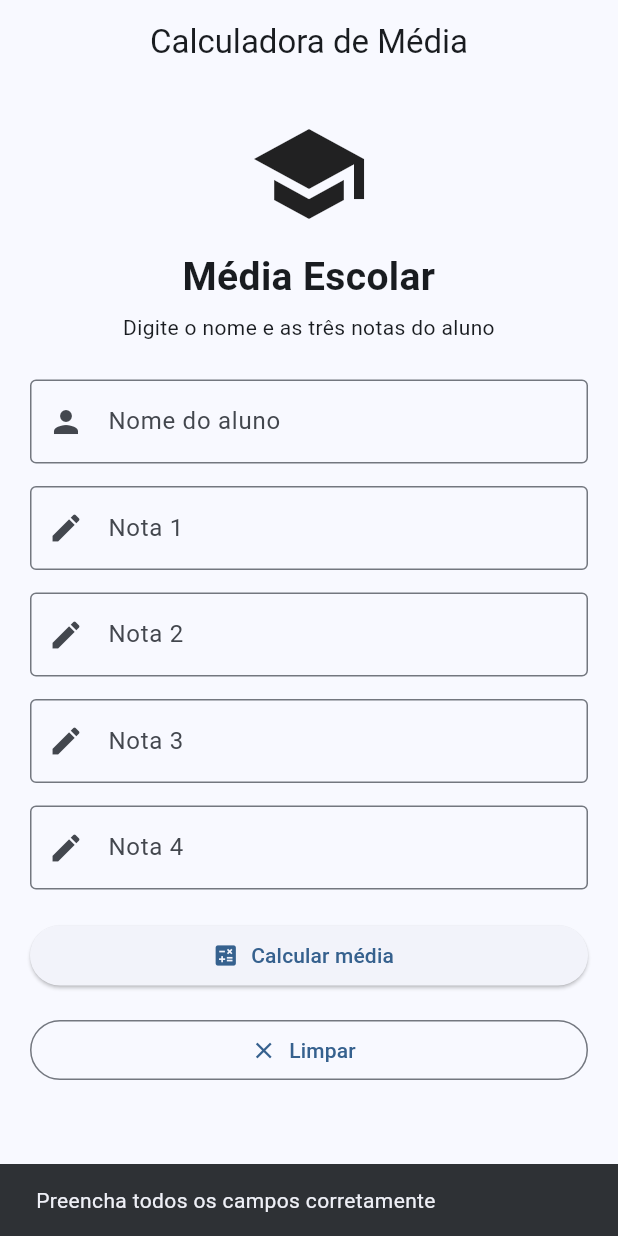
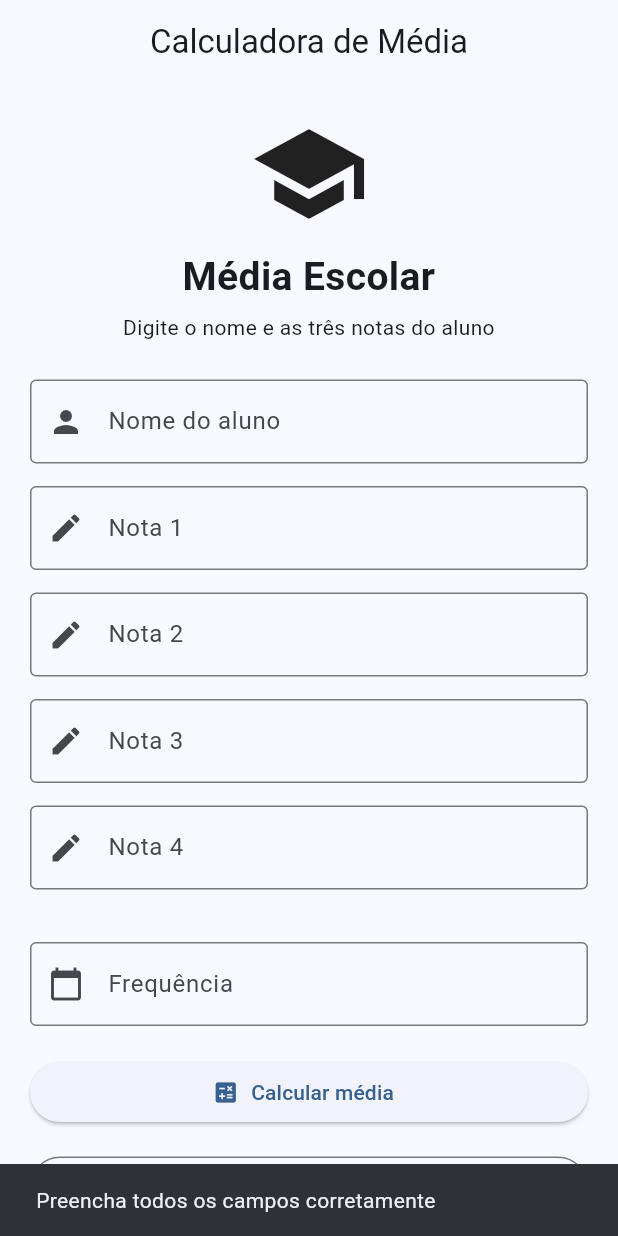
Before and after one commit to olivianunes-eng/media_escolar, a Flutter app: the screen it shows after launch, after a tap on "Calcular média", on a phone screen of 412 x 824 dp. Run offline on Flutter 3.47's test engine with Material 3 defaults, Android fonts, the phone set to English and light mode, and no system bars.

```diff
--- a/lib/main.dart
+++ b/lib/main.dart
@@ -36,10 +36,16 @@ class _MediaEscolarPageState extends State<MediaEscolarPage>{
   final TextEditingController nota2Controller = TextEditingController();
   final TextEditingController nota3Controller = TextEditingController();
   final TextEditingController nota4Controller = TextEditingController();
+  final TextEditingController frequenciaController = TextEditingController();
 
   String nomeAluno= '';
   String situacao='';
+  String motivo = '';
   double media = 0;
+  double maiorNota = 0;
+  double menorNota = 0;
+  double pontosFaltantes = 0;
+  double frequencia = 0;
 
   void calcularMedia(){
     String nome = nomeController.text.trim();
@@ -56,9 +62,12 @@ class _MediaEscolarPageState extends State<MediaEscolarPage>{
     double? nota4 = double.tryParse(
         nota4Controller.text.replaceAll(",", "."),
     );
+    double? frequenciaAluno = double.tryParse(
+    frequenciaController.text.replaceAll(",", "."),
+    );
 
     if(
-      nome.isEmpty || nota1 == null || nota2 == null || nota3 == null || nota4 == null
+      nome.isEmpty || nota1 == null || nota2 == null || nota3 == null || nota4 == null || frequenciaAluno == null
       ){
         mostrarMensagem('Preencha todos os campos corretamente');
         return;
@@ -71,22 +80,48 @@ class _MediaEscolarPageState extends State<MediaEscolarPage>{
       return;
     }
 
+    if (frequenciaAluno < 0 || frequenciaAluno > 100) {
+      mostrarMensagem('A frequência deve estar entre 0 e 100%.');
+      return;
+    }
+
     double mediaCalculada = (nota1 + nota2 + nota3 + nota4) /4;
+    double maiorNotaCalculada = [nota1, nota2, nota3, nota4].reduce((a, b) => a > b ? a : b,
+    );
+    double menorNotaCalculada = [nota1, nota2, nota3, nota4].reduce((a, b) => a < b ? a : b,
+    );
+    double pontosFaltantesCalculados = 0;
+
+    if (mediaCalculada < 7) {
+      pontosFaltantesCalculados = 7 - mediaCalculada;
+    }
 
     String situacaoCalculada;
 
-    if(mediaCalculada >= 7){
-      situacaoCalculada = 'APROVADO';
-    }else if(mediaCalculada >= 5){
-      situacaoCalculada = 'RECUPERAÇÃO';
-    }else{
-      situacaoCalculada = 'REPROVADO';
-    }
+    if (frequenciaAluno < 75) {
+    situacaoCalculada = 'REPROVADO';
+   motivo = 'Frequência abaixo de 75%';
+  } else if (mediaCalculada >= 7) {
+  situacaoCalculada = 'APROVADO';
+  motivo = '';
+  } else if (mediaCalculada >= 5) {
+  situacaoCalculada = 'RECUPERAÇÃO';
+  motivo = '';
+  } else {
+  situacaoCalculada = 'REPROVADO';
+  motivo = 'Média abaixo de 5';
+  }
+
+
 
     setState(() {
       nomeAluno = nome;
       media = mediaCalculada;
       situacao = situacaoCalculada;
+      maiorNota = maiorNotaCalculada;
+      menorNota = menorNotaCalculada;
+      pontosFaltantes = pontosFaltantesCalculados;
+      frequencia = frequenciaAluno;
     });
 
 
@@ -111,6 +146,8 @@ class _MediaEscolarPageState extends State<MediaEscolarPage>{
       nomeAluno = '';
       media = 0;
       situacao = '';
+      maiorNota = 0;
+      menorNota = 0;
     });
   }
 
@@ -219,6 +256,24 @@ class _MediaEscolarPageState extends State<MediaEscolarPage>{
 
             const SizedBox(height: 20,),
 
+            const SizedBox(height: 15),
+
+             TextField(
+                controller: frequenciaController,
+                decoration: const InputDecoration(
+                labelText: 'Frequência',
+                hintText: 'Digite a frequência de 0 a 100%',
+                border: OutlineInputBorder(),
+                prefixIcon: Icon(Icons.calendar_today),
+                suffixText: '%',
+                  ),
+                keyboardType: const TextInputType.numberWithOptions(
+                  decimal: true,
+              ),
+            ),
+
+            const SizedBox(height: 20),
+
             ElevatedButton.icon(
               onPressed: calcularMedia,
               icon: const Icon(Icons.calculate),
@@ -258,8 +313,41 @@ class _MediaEscolarPageState extends State<MediaEscolarPage>{
                       const SizedBox(height: 10,),
 
                       Text(
+                         'Maior nota: ${maiorNota.toStringAsFixed(1)}',
+                        style: const TextStyle(
+                        fontSize: 20,
+                        ),
+                      ),
+                      const SizedBox(height: 10,),
+
+                      Text(
+                         'Menor nota: ${menorNota.toStringAsFixed(1)}',
+                        style: const TextStyle(
+                        fontSize: 20,
+                        ),
+                      ),
+                      const SizedBox(height: 10,),
+
+                      if (media < 7)
+                      Text(
+                          'Pontos que faltaram para aprovação: ${pontosFaltantes.toStringAsFixed(1)}',
+                        style: const TextStyle(
+                        fontSize: 18,
+                        ),
+                      ),
+                      const SizedBox(height: 10),
+
+                      Text(
+                        'Frequência: ${frequencia.toStringAsFixed(1)}%',
+                        style: const TextStyle(
+                        fontSize: 20,
+                        ),
+                      ),
+                      const SizedBox(height: 20),
+
+                      Text(
                         situacao,
-                        style: const TextStyle(
+                          style: const TextStyle(
                           fontSize: 24,
                           fontWeight: FontWeight.bold
                         ),
```
Also changed, not shown: 1 other file.
